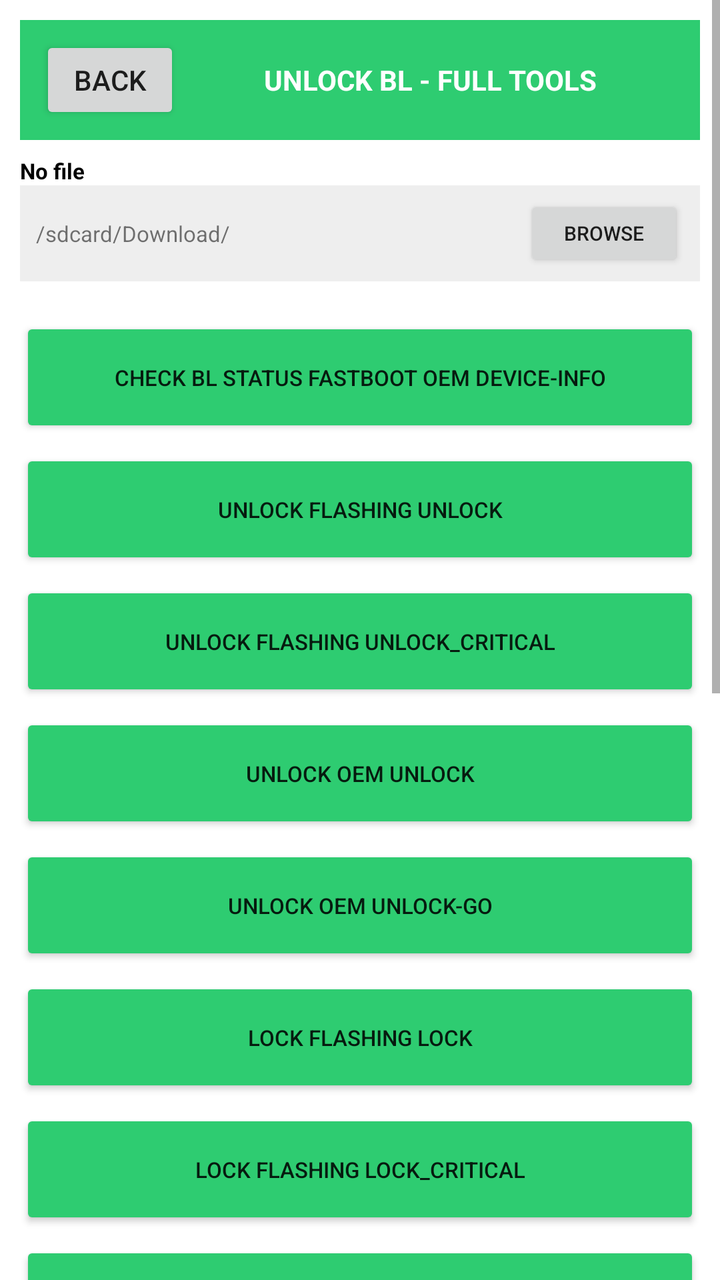
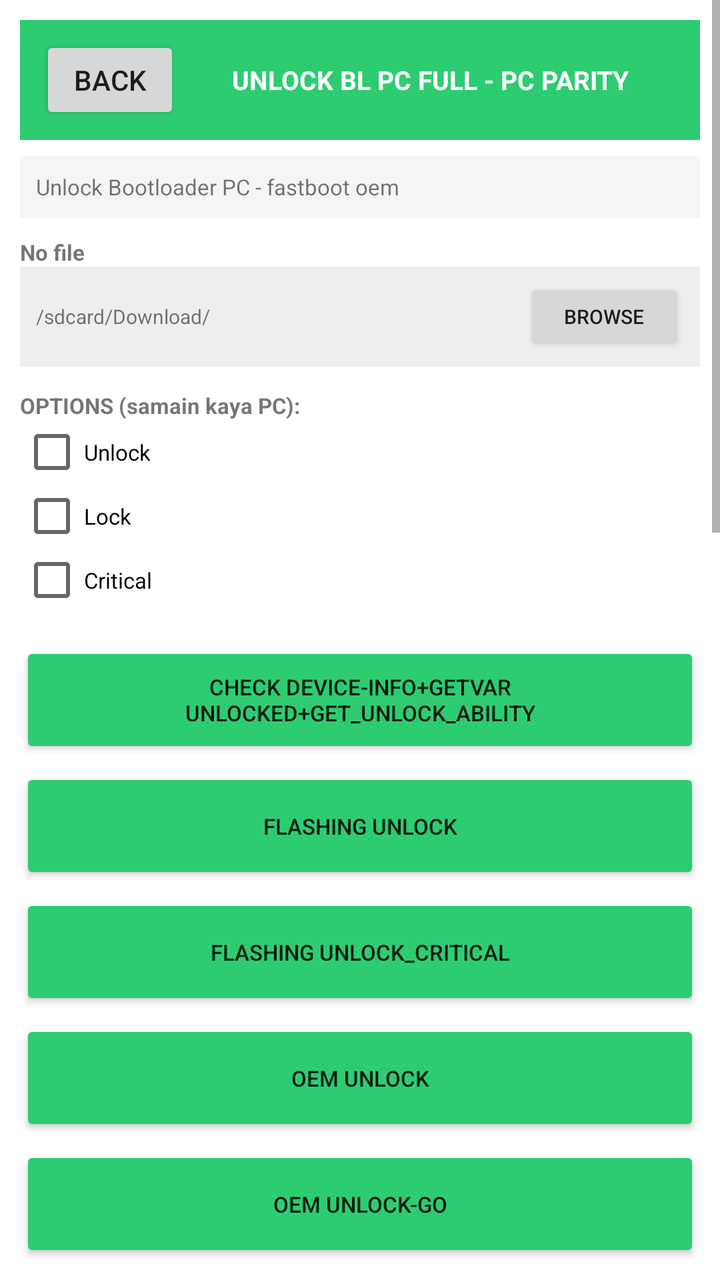

Before-and-after screenshots of an Android layout around one commit, followed by the original layout XML and the change that was made.
<!-- AndroidManifest.xml: application theme Theme.OTGFlasher -->
<!-- res/layout/activity_unlock.xml -->
<?xml version="1.0" encoding="utf-8"?>
<ScrollView xmlns:android="http://schemas.android.com/apk/res/android" android:layout_width="match_parent" android:layout_height="match_parent" android:background="#FFFFFF">
<LinearLayout android:orientation="vertical" android:layout_width="match_parent" android:layout_height="wrap_content" android:padding="10dp">
<LinearLayout android:orientation="horizontal" android:layout_width="match_parent" android:layout_height="60dp" android:background="#2ECC71" android:gravity="center_vertical" android:padding="10dp"><Button android:id="@+id/btnBack" android:text="BACK" android:layout_width="70dp" android:layout_height="44dp"/><TextView android:text="UNLOCK BL - FULL TOOLS" android:textSize="14sp" android:textStyle="bold" android:textColor="#FFFFFF" android:layout_width="0dp" android:layout_weight="1" android:layout_height="wrap_content" android:gravity="center"/></LinearLayout>
<TextView android:text="No file" android:textSize="11sp" android:textColor="#000000" android:layout_width="match_parent" android:layout_height="wrap_content" android:layout_marginTop="8dp" android:textStyle="bold"/>
<LinearLayout android:orientation="horizontal" android:layout_width="match_parent" android:layout_height="48dp" android:background="#EEEEEE" android:gravity="center_vertical" android:padding="8dp"><TextView android:id="@+id/txt_No_file" android:text="/sdcard/Download/" android:textSize="11sp" android:layout_width="0dp" android:layout_weight="1" android:layout_height="wrap_content"/><Button android:id="@+id/btn_No_file" android:text="BROWSE" android:layout_width="80dp" android:layout_height="38dp" android:textSize="10sp"/></LinearLayout>

<LinearLayout android:orientation="vertical" android:layout_width="match_parent" android:layout_height="wrap_content" android:layout_marginTop="12dp">
<Button android:id="@+id/btn_CHECK_BL_status_fastboot_oem_device-info" android:text="CHECK BL status fastboot oem device-info" android:layout_width="match_parent" android:layout_height="60dp" android:textSize="11sp" android:layout_marginTop="6dp" android:backgroundTint="#2ECC71"/>
<Button android:id="@+id/btn_UNLOCK_flashing_unlock" android:text="UNLOCK flashing unlock" android:layout_width="match_parent" android:layout_height="60dp" android:textSize="11sp" android:layout_marginTop="6dp" android:backgroundTint="#2ECC71"/>
<Button android:id="@+id/btn_UNLOCK_flashing_unlock_critical" android:text="UNLOCK flashing unlock_critical" android:layout_width="match_parent" android:layout_height="60dp" android:textSize="11sp" android:layout_marginTop="6dp" android:backgroundTint="#2ECC71"/>
<Button android:id="@+id/btn_UNLOCK_oem_unlock" android:text="UNLOCK oem unlock" android:layout_width="match_parent" android:layout_height="60dp" android:textSize="11sp" android:layout_marginTop="6dp" android:backgroundTint="#2ECC71"/>
<Button android:id="@+id/btn_UNLOCK_oem_unlock-go" android:text="UNLOCK oem unlock-go" android:layout_width="match_parent" android:layout_height="60dp" android:textSize="11sp" android:layout_marginTop="6dp" android:backgroundTint="#2ECC71"/>
<Button android:id="@+id/btn_LOCK_flashing_lock" android:text="LOCK flashing lock" android:layout_width="match_parent" android:layout_height="60dp" android:textSize="11sp" android:layout_marginTop="6dp" android:backgroundTint="#2ECC71"/>
<Button android:id="@+id/btn_LOCK_flashing_lock_critical" android:text="LOCK flashing lock_critical" android:layout_width="match_parent" android:layout_height="60dp" android:textSize="11sp" android:layout_marginTop="6dp" android:backgroundTint="#2ECC71"/>
<Button android:id="@+id/btn_MTK_UNLOCK" android:text="MTK UNLOCK" android:layout_width="match_parent" android:layout_height="60dp" android:textSize="11sp" android:layout_marginTop="6dp" android:backgroundTint="#2ECC71"/>
<Button android:id="@+id/btn_SAMSUNG_UNLOCK_via_oem_unlock" android:text="SAMSUNG UNLOCK via oem unlock" android:layout_width="match_parent" android:layout_height="60dp" android:textSize="11sp" android:layout_marginTop="6dp" android:backgroundTint="#2ECC71"/>
<Button android:id="@+id/btn_RELOCK" android:text="RELOCK" android:layout_width="match_parent" android:layout_height="60dp" android:textSize="11sp" android:layout_marginTop="6dp" android:backgroundTint="#2ECC71"/>

</LinearLayout>
<ProgressBar android:id="@+id/progressBar" style="?android:attr/progressBarStyleHorizontal" android:layout_width="match_parent" android:layout_height="18dp" android:max="100" android:layout_marginTop="12dp"/>
<TextView android:id="@+id/txtDetail" android:text="Ready - Full Tools" android:textSize="11sp" android:layout_width="match_parent" android:layout_height="wrap_content" android:layout_marginTop="6dp"/>
<TextView android:id="@+id/logView" android:text="LOG UNLOCK BL - FULL" android:textSize="10sp" android:background="#111111" android:textColor="#00FF00" android:padding="8dp" android:layout_width="match_parent" android:layout_height="300dp" android:layout_marginTop="8dp"/>
</LinearLayout></ScrollView>
<!-- resources referenced by this layout -->
<resources>
  <style name="Theme.OTGFlasher" parent="android:Theme.Material.Light.NoActionBar" />
</resources>

<!-- the commit's change to res/layout/activity_unlock.xml (unified diff, before → after) -->
@@ -1,24 +1,31 @@
 <?xml version="1.0" encoding="utf-8"?>
 <ScrollView xmlns:android="http://schemas.android.com/apk/res/android" android:layout_width="match_parent" android:layout_height="match_parent" android:background="#FFFFFF">
 <LinearLayout android:orientation="vertical" android:layout_width="match_parent" android:layout_height="wrap_content" android:padding="10dp">
-<LinearLayout android:orientation="horizontal" android:layout_width="match_parent" android:layout_height="60dp" android:background="#2ECC71" android:gravity="center_vertical" android:padding="10dp"><Button android:id="@+id/btnBack" android:text="BACK" android:layout_width="70dp" android:layout_height="44dp"/><TextView android:text="UNLOCK BL - FULL TOOLS" android:textSize="14sp" android:textStyle="bold" android:textColor="#FFFFFF" android:layout_width="0dp" android:layout_weight="1" android:layout_height="wrap_content" android:gravity="center"/></LinearLayout>
-<TextView android:text="No file" android:textSize="11sp" android:textColor="#000000" android:layout_width="match_parent" android:layout_height="wrap_content" android:layout_marginTop="8dp" android:textStyle="bold"/>
-<LinearLayout android:orientation="horizontal" android:layout_width="match_parent" android:layout_height="48dp" android:background="#EEEEEE" android:gravity="center_vertical" android:padding="8dp"><TextView android:id="@+id/txt_No_file" android:text="/sdcard/Download/" android:textSize="11sp" android:layout_width="0dp" android:layout_weight="1" android:layout_height="wrap_content"/><Button android:id="@+id/btn_No_file" android:text="BROWSE" android:layout_width="80dp" android:layout_height="38dp" android:textSize="10sp"/></LinearLayout>
+<LinearLayout android:orientation="horizontal" android:layout_width="match_parent" android:layout_height="60dp" android:background="#2ECC71" android:gravity="center_vertical" android:padding="10dp"><Button android:id="@+id/btnBack" android:text="BACK" android:layout_width="70dp" android:layout_height="44dp"/><TextView android:text="UNLOCK BL PC FULL - PC PARITY" android:textSize="13sp" android:textStyle="bold" android:textColor="#FFFFFF" android:layout_width="0dp" android:layout_weight="1" android:layout_height="wrap_content" android:gravity="center"/></LinearLayout>
+<TextView android:text="Unlock Bootloader PC - fastboot oem" android:textSize="11sp" android:background="#F5F5F5" android:padding="8dp" android:layout_width="match_parent" android:layout_height="wrap_content" android:layout_marginTop="8dp"/>
+<TextView android:text="No file" android:textSize="11sp" android:textStyle="bold" android:layout_width="match_parent" android:layout_height="wrap_content" android:layout_marginTop="10dp"/><LinearLayout android:orientation="horizontal" android:layout_width="match_parent" android:layout_height="50dp" android:background="#EEEEEE" android:gravity="center_vertical" android:padding="8dp"><TextView android:id="@+id/txt_No_file" android:text="/sdcard/Download/" android:textSize="10sp" android:layout_width="0dp" android:layout_weight="1" android:layout_height="wrap_content"/><Button android:id="@+id/btn_No_file" android:text="BROWSE" android:layout_width="80dp" android:layout_height="38dp" android:textSize="10sp"/></LinearLayout>
 
-<LinearLayout android:orientation="vertical" android:layout_width="match_parent" android:layout_height="wrap_content" android:layout_marginTop="12dp">
-<Button android:id="@+id/btn_CHECK_BL_status_fastboot_oem_device-info" android:text="CHECK BL status fastboot oem device-info" android:layout_width="match_parent" android:layout_height="60dp" android:textSize="11sp" android:layout_marginTop="6dp" android:backgroundTint="#2ECC71"/>
-<Button android:id="@+id/btn_UNLOCK_flashing_unlock" android:text="UNLOCK flashing unlock" android:layout_width="match_parent" android:layout_height="60dp" android:textSize="11sp" android:layout_marginTop="6dp" android:backgroundTint="#2ECC71"/>
-<Button android:id="@+id/btn_UNLOCK_flashing_unlock_critical" android:text="UNLOCK flashing unlock_critical" android:layout_width="match_parent" android:layout_height="60dp" android:textSize="11sp" android:layout_marginTop="6dp" android:backgroundTint="#2ECC71"/>
-<Button android:id="@+id/btn_UNLOCK_oem_unlock" android:text="UNLOCK oem unlock" android:layout_width="match_parent" android:layout_height="60dp" android:textSize="11sp" android:layout_marginTop="6dp" android:backgroundTint="#2ECC71"/>
-<Button android:id="@+id/btn_UNLOCK_oem_unlock-go" android:text="UNLOCK oem unlock-go" android:layout_width="match_parent" android:layout_height="60dp" android:textSize="11sp" android:layout_marginTop="6dp" android:backgroundTint="#2ECC71"/>
-<Button android:id="@+id/btn_LOCK_flashing_lock" android:text="LOCK flashing lock" android:layout_width="match_parent" android:layout_height="60dp" android:textSize="11sp" android:layout_marginTop="6dp" android:backgroundTint="#2ECC71"/>
-<Button android:id="@+id/btn_LOCK_flashing_lock_critical" android:text="LOCK flashing lock_critical" android:layout_width="match_parent" android:layout_height="60dp" android:textSize="11sp" android:layout_marginTop="6dp" android:backgroundTint="#2ECC71"/>
-<Button android:id="@+id/btn_MTK_UNLOCK" android:text="MTK UNLOCK" android:layout_width="match_parent" android:layout_height="60dp" android:textSize="11sp" android:layout_marginTop="6dp" android:backgroundTint="#2ECC71"/>
-<Button android:id="@+id/btn_SAMSUNG_UNLOCK_via_oem_unlock" android:text="SAMSUNG UNLOCK via oem unlock" android:layout_width="match_parent" android:layout_height="60dp" android:textSize="11sp" android:layout_marginTop="6dp" android:backgroundTint="#2ECC71"/>
-<Button android:id="@+id/btn_RELOCK" android:text="RELOCK" android:layout_width="match_parent" android:layout_height="60dp" android:textSize="11sp" android:layout_marginTop="6dp" android:backgroundTint="#2ECC71"/>
+<TextView android:text="OPTIONS (samain kaya PC):" android:textSize="11sp" android:textStyle="bold" android:layout_width="match_parent" android:layout_height="wrap_content" android:layout_marginTop="12dp"/>
+<CheckBox android:id="@+id/cb_Unlock" android:text="Unlock" android:layout_width="match_parent" android:layout_height="wrap_content" android:textSize="11sp"/>
+<CheckBox android:id="@+id/cb_Lock" android:text="Lock" android:layout_width="match_parent" android:layout_height="wrap_content" android:textSize="11sp"/>
+<CheckBox android:id="@+id/cb_Critical" android:text="Critical" android:layout_width="match_parent" android:layout_height="wrap_content" android:textSize="11sp"/>
+
+<LinearLayout android:orientation="vertical" android:layout_width="match_parent" android:layout_height="wrap_content" android:layout_marginTop="10dp">
+<Button android:id="@+id/btn_CHECK_device-info_getvar_unlocked_get_unlock_ability" android:text="CHECK device-info+getvar unlocked+get_unlock_ability" android:layout_width="match_parent" android:layout_height="58dp" android:textSize="11sp" android:layout_marginTop="5dp" android:backgroundTint="#2ECC71"/>
+<Button android:id="@+id/btn_FLASHING_unlock" android:text="FLASHING unlock" android:layout_width="match_parent" android:layout_height="58dp" android:textSize="11sp" android:layout_marginTop="5dp" android:backgroundTint="#2ECC71"/>
+<Button android:id="@+id/btn_FLASHING_unlock_critical" android:text="FLASHING unlock_critical" android:layout_width="match_parent" android:layout_height="58dp" android:textSize="11sp" android:layout_marginTop="5dp" android:backgroundTint="#2ECC71"/>
+<Button android:id="@+id/btn_OEM_unlock" android:text="OEM unlock" android:layout_width="match_parent" android:layout_height="58dp" android:textSize="11sp" android:layout_marginTop="5dp" android:backgroundTint="#2ECC71"/>
+<Button android:id="@+id/btn_OEM_unlock-go" android:text="OEM unlock-go" android:layout_width="match_parent" android:layout_height="58dp" android:textSize="11sp" android:layout_marginTop="5dp" android:backgroundTint="#2ECC71"/>
+<Button android:id="@+id/btn_FLASHING_lock" android:text="FLASHING lock" android:layout_width="match_parent" android:layout_height="58dp" android:textSize="11sp" android:layout_marginTop="5dp" android:backgroundTint="#2ECC71"/>
+<Button android:id="@+id/btn_FLASHING_lock_critical" android:text="FLASHING lock_critical" android:layout_width="match_parent" android:layout_height="58dp" android:textSize="11sp" android:layout_marginTop="5dp" android:backgroundTint="#2ECC71"/>
+<Button android:id="@+id/btn_OEM_lock" android:text="OEM lock" android:layout_width="match_parent" android:layout_height="58dp" android:textSize="11sp" android:layout_marginTop="5dp" android:backgroundTint="#2ECC71"/>
+<Button android:id="@+id/btn_MTK_seccfg_unlock" android:text="MTK seccfg unlock" android:layout_width="match_parent" android:layout_height="58dp" android:textSize="11sp" android:layout_marginTop="5dp" android:backgroundTint="#2ECC71"/>
+<Button android:id="@+id/btn_MTK_xflash_seccfg_unlock" android:text="MTK xflash seccfg unlock" android:layout_width="match_parent" android:layout_height="58dp" android:textSize="11sp" android:layout_marginTop="5dp" android:backgroundTint="#2ECC71"/>
+<Button android:id="@+id/btn_SAMSUNG_OEM_unlock" android:text="SAMSUNG OEM unlock" android:layout_width="match_parent" android:layout_height="58dp" android:textSize="11sp" android:layout_marginTop="5dp" android:backgroundTint="#2ECC71"/>
+<Button android:id="@+id/btn_RELOCK" android:text="RELOCK" android:layout_width="match_parent" android:layout_height="58dp" android:textSize="11sp" android:layout_marginTop="5dp" android:backgroundTint="#2ECC71"/>
 
 </LinearLayout>
-<ProgressBar android:id="@+id/progressBar" style="?android:attr/progressBarStyleHorizontal" android:layout_width="match_parent" android:layout_height="18dp" android:max="100" android:layout_marginTop="12dp"/>
-<TextView android:id="@+id/txtDetail" android:text="Ready - Full Tools" android:textSize="11sp" android:layout_width="match_parent" android:layout_height="wrap_content" android:layout_marginTop="6dp"/>
-<TextView android:id="@+id/logView" android:text="LOG UNLOCK BL - FULL" android:textSize="10sp" android:background="#111111" android:textColor="#00FF00" android:padding="8dp" android:layout_width="match_parent" android:layout_height="300dp" android:layout_marginTop="8dp"/>
+<ProgressBar android:id="@+id/progressBar" style="?android:attr/progressBarStyleHorizontal" android:layout_width="match_parent" android:layout_height="16dp" android:max="100" android:layout_marginTop="12dp"/>
+<TextView android:id="@+id/txtDetail" android:text="Ready PC Parity" android:textSize="11sp" android:layout_width="match_parent" android:layout_height="wrap_content" android:layout_marginTop="5dp"/>
+<TextView android:id="@+id/logView" android:text="LOG UNLOCK BL PC FULL PC PARITY - semua fungsi jalan" android:textSize="10sp" android:background="#111111" android:textColor="#00FF00" android:padding="8dp" android:layout_width="match_parent" android:layout_height="400dp" android:layout_marginTop="8dp"/>
 </LinearLayout></ScrollView>
